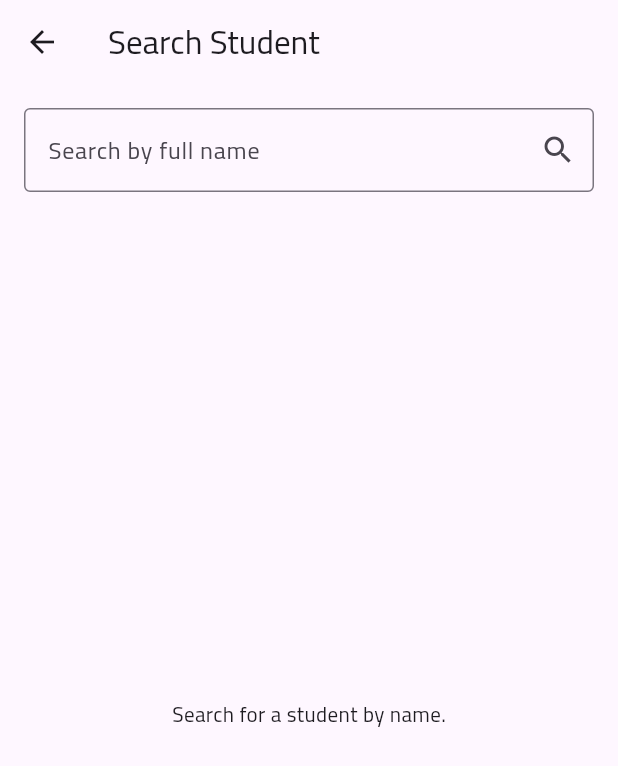
After one commit to Atef-Mousa/attendance-frontend, a Flutter app: the Admin screen opened directly, after a tap on "Search Student", on a phone screen of 412 x 824 dp. The commit adds this screen. Shown: the top 766 px of the screen. Run offline on Flutter 3.47's test engine with Material 3 defaults, Android fonts, the phone set to English and light mode, and no system bars; our stand-ins replace geolocator, shared_preferences; accounts and stored records are empty; network calls fail.

Commit message:
add searching & assign degrees for students

```diff
--- a/lib/admin.dart
+++ b/lib/admin.dart
@@ -7,6 +7,7 @@ import 'package:shared_preferences/shared_preferences.dart';
 import 'config.dart';
 import 'package:geolocator/geolocator.dart';
 import 'package:url_launcher/url_launcher.dart';
+import 'student_search.dart';
 
 
 
@@ -580,6 +581,17 @@ class _AdminState extends State<Admin> {
                 }
               },
             ),
+            const SizedBox(height: 12),
+            ElevatedButton.icon(
+              icon: const Icon(Icons.search),
+              label: const Text('Search Student'),
+              onPressed: () {
+                Navigator.push(
+                  context,
+                  MaterialPageRoute(builder: (context) => const StudentSearchScreen()),
+                );
+              },
+            ),
             const SizedBox(height: 20),
             const Text(
               'Select a course to start a session:',
--- /dev/null
+++ b/lib/student_search.dart
@@ -0,0 +1,124 @@
+import 'dart:convert';
+import 'package:flutter/material.dart';
+import 'package:http/http.dart' as http;
+import 'package:shared_preferences/shared_preferences.dart';
+import 'config.dart';
+import 'student_performance.dart';
+
+class StudentSearchScreen extends StatefulWidget {
+  const StudentSearchScreen({super.key});
+
+  @override
+  State<StudentSearchScreen> createState() => _StudentSearchScreenState();
+}
+
+class _StudentSearchScreenState extends State<StudentSearchScreen> {
+  final TextEditingController _queryController = TextEditingController();
+  List<dynamic> _results = [];
+  bool _isLoading = false;
+  bool _searched = false;
+  String? _error;
+
+  Future<void> _search() async {
+    final query = _queryController.text.trim();
+    if (query.isEmpty) return;
+
+    setState(() {
+      _isLoading = true;
+      _error = null;
+    });
+
+    final prefs = await SharedPreferences.getInstance();
+    final token = prefs.getString('jwt_token');
+
+    try {
+      final response = await http.get(
+        Uri.parse('$baseUrl/api/v1/students/search?q=${Uri.encodeQueryComponent(query)}'),
+        headers: {
+          'Authorization': 'Bearer $token',
+          'Content-Type': 'application/json',
+        },
+      );
+
+      if (!mounted) return;
+
+      if (response.statusCode == 200) {
+        setState(() {
+          _results = jsonDecode(response.body) as List<dynamic>;
+          _searched = true;
+        });
+      } else {
+        setState(() {
+          _error = 'Search failed: ${response.statusCode}';
+        });
+      }
+    } catch (e) {
+      if (!mounted) return;
+      setState(() {
+        _error = 'Network error while searching.';
+      });
+    } finally {
+      if (mounted) setState(() => _isLoading = false);
+    }
+  }
+
+  @override
+  Widget build(BuildContext context) {
+    return Scaffold(
+      appBar: AppBar(title: const Text('Search Student')),
+      body: Padding(
+        padding: const EdgeInsets.all(16.0),
+        child: Column(
+          children: [
+            TextField(
+              controller: _queryController,
+              decoration: InputDecoration(
+                hintText: 'Search by full name',
+                border: const OutlineInputBorder(),
+                suffixIcon: IconButton(
+                  icon: const Icon(Icons.search),
+                  onPressed: _search,
+                ),
+              ),
+              onSubmitted: (_) => _search(),
+            ),
+            const SizedBox(height: 16),
+            if (_isLoading) const CircularProgressIndicator(),
+            if (_error != null)
+              Text(_error!, style: const TextStyle(color: Colors.red)),
+            Expanded(
+              child: !_searched
+                  ? const Center(child: Text('Search for a student by name.'))
+                  : _results.isEmpty
+                      ? const Center(child: Text('No students found.'))
+                      : ListView.builder(
+                          itemCount: _results.length,
+                          itemBuilder: (context, index) {
+                            final student = _results[index];
+                            return Card(
+                              child: ListTile(
+                                leading: const Icon(Icons.person),
+                                title: Text(student['full_name'] ?? 'Unknown'),
+                                subtitle: Text(student['email'] ?? ''),
+                                onTap: () {
+                                  Navigator.push(
+                                    context,
+                                    MaterialPageRoute(
+                                      builder: (context) => StudentPerformanceScreen(
+                                        studentId: student['id'] as int,
+                                        studentName: student['full_name'] ?? 'Unknown',
+                                      ),
+                                    ),
+                                  );
+                                },
+                              ),
+                            );
+                          },
+                        ),
+            ),
+          ],
+        ),
+      ),
+    );
+  }
+}
```
Also changed, not shown: lib/student_performance.dart (added, +225 -0 lines).
